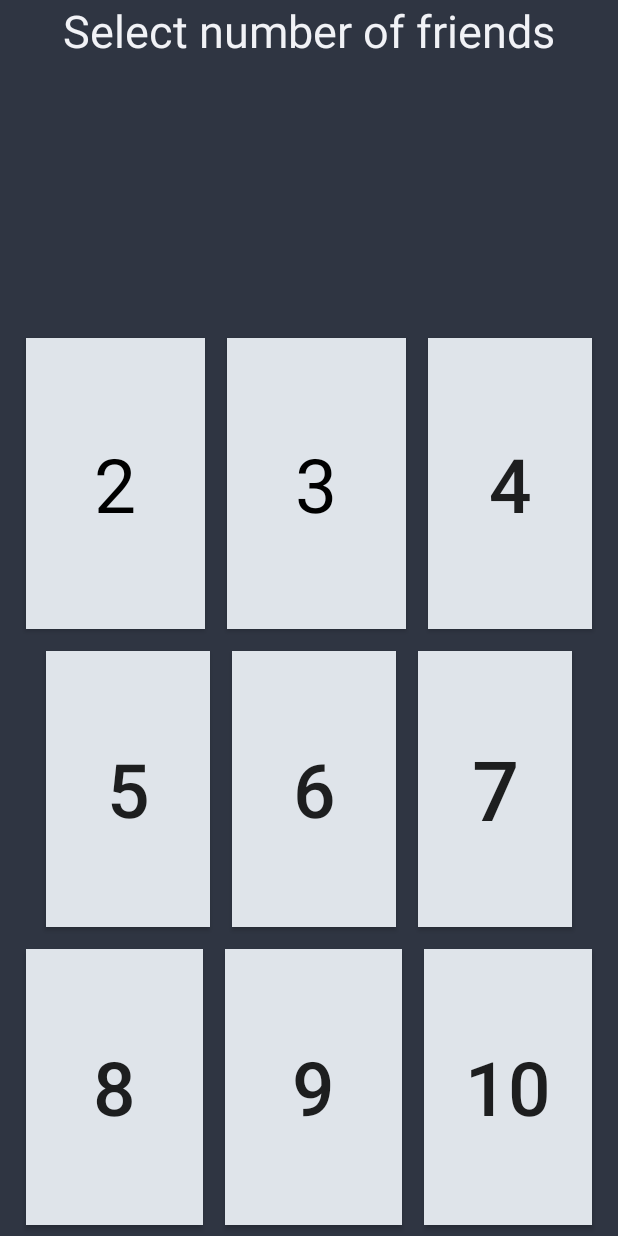
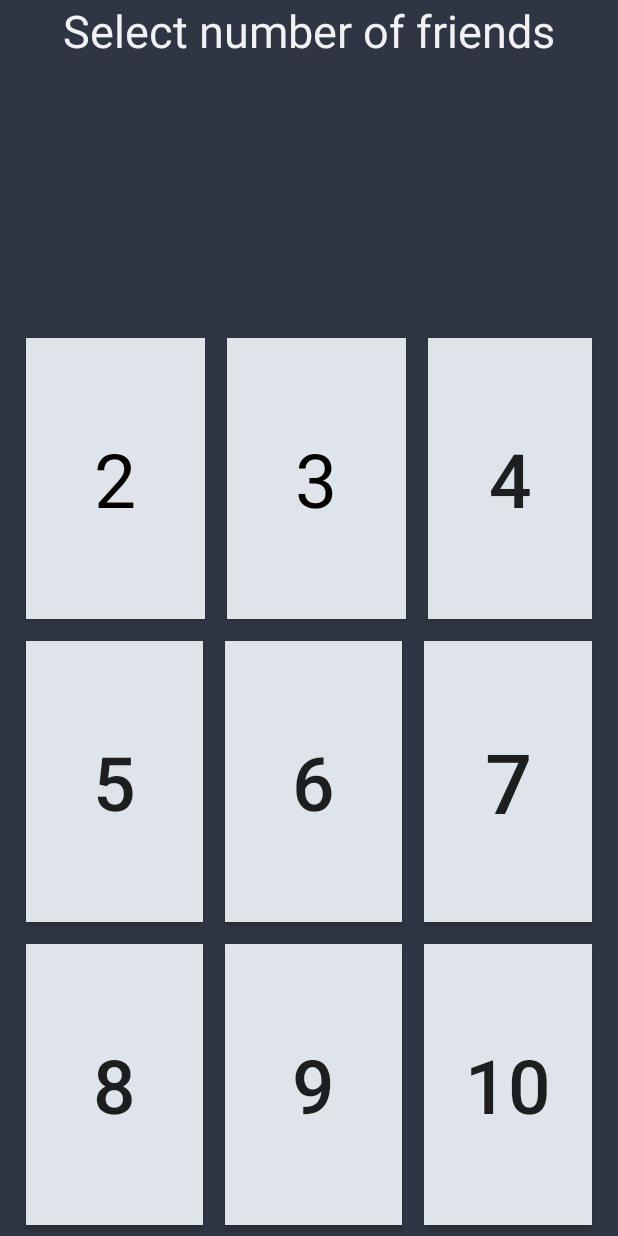
Before and after one commit to Jasmit6310/Appvala, an Android app: the screen it shows after launch (FirstPage), on a phone screen of 412 x 824 dp. Run offline under Robolectric (Android 15) with nearby library versions, the phone set to English and light mode, and no system bars.

Commit message:
jd..updated ui for  no of frnds

```diff
--- a/app/src/main/res/layout/activity_main2.xml
+++ b/app/src/main/res/layout/activity_main2.xml
@@ -70,10 +70,10 @@
         </LinearLayout>
 
         <LinearLayout
-            android:layout_width="365dp"
+            android:layout_width="match_parent"
 
-            android:layout_height="0dp"
-            android:layout_gravity="center_horizontal"
+            android:layout_height="10dp"
+
             android:layout_marginLeft="10dp"
             android:layout_marginRight="10dp"
             android:layout_marginTop="0dp"
@@ -114,7 +114,7 @@
 
         <LinearLayout
             android:layout_width="match_parent"
-            android:layout_height="0dp"
+            android:layout_height="10dp"
             android:layout_gravity="center_horizontal"
             android:layout_weight="1"
 
```
